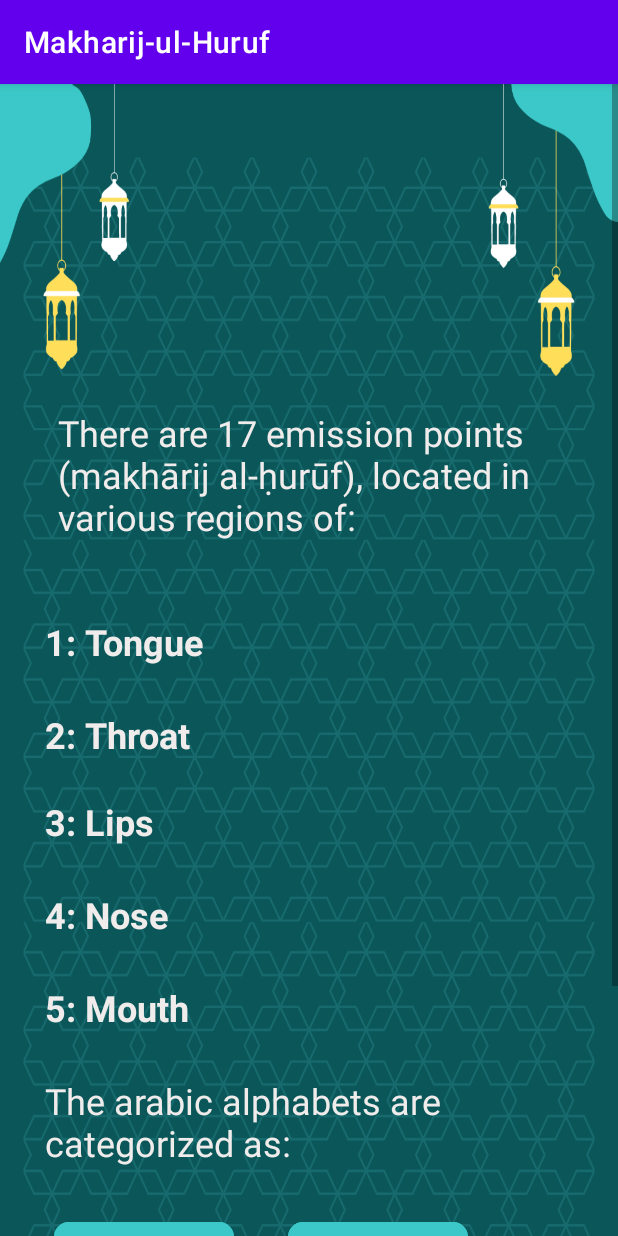
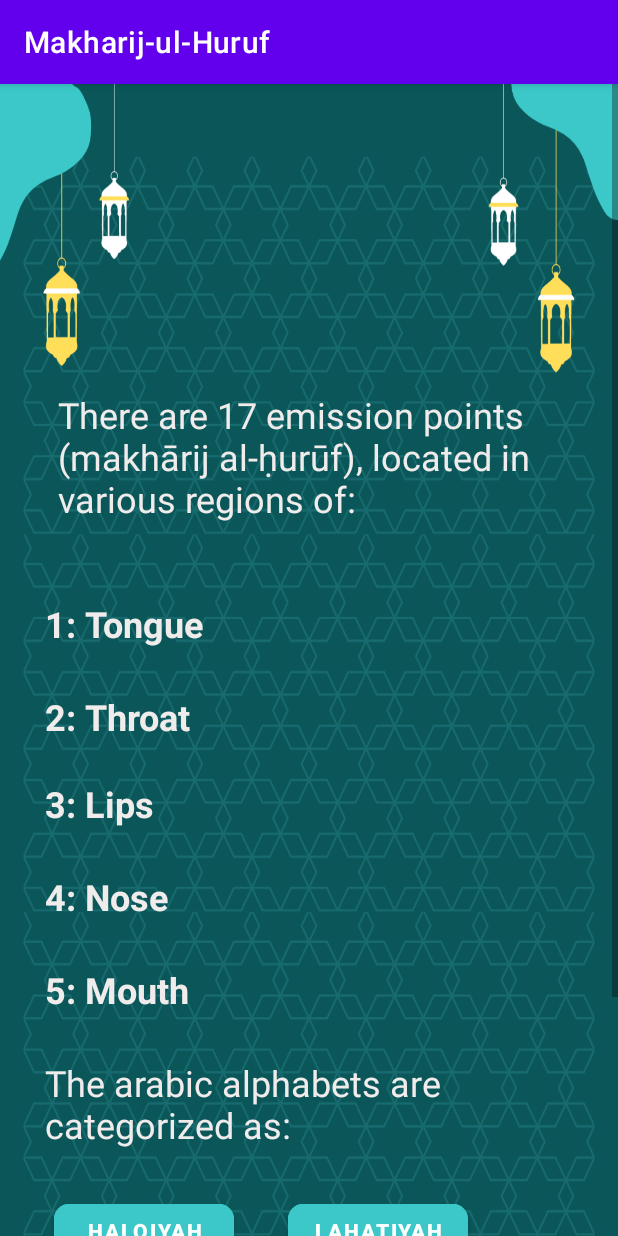
Before and after one commit to abdul-hanan-1/Makharij-ul-Huruf, an Android app: the learn screen opened directly, with no data from a screen before it, on a phone screen of 412 x 824 dp. Run offline under Robolectric (Android 15) with nearby library versions, the phone set to English and light mode, and no system bars; Roboto replaces fonts that are not available here.

Commit message:
fixed learn view

```diff
--- a/app/src/main/java/com/example/makharij_ul_huruf/result.java
+++ b/app/src/main/java/com/example/makharij_ul_huruf/result.java
@@ -79,8 +79,6 @@ public class result extends AppCompatActivity {
         outState.putString("finalscore",tv3.getText().toString());
         outState.putInt("sharescore",sharescore);
 
-
-
     }
 
     @Override
--- a/app/src/main/res/layout/activity_learn.xml
+++ b/app/src/main/res/layout/activity_learn.xml
@@ -34,7 +34,7 @@
             android:id="@+id/name"
             android:layout_width="334dp"
             android:layout_height="123dp"
-            android:layout_marginTop="216dp"
+            android:layout_marginTop="204dp"
             android:fontFamily="@font/allerta"
             android:text="There are 17 emission points (makhārij al-ḥurūf), located in various regions of: "
             android:textAppearance="?android:attr/textAppearanceLarge"
@@ -188,7 +188,7 @@
             android:textStyle="bold"
             app:cornerRadius="10dp"
             app:layout_constraintEnd_toEndOf="parent"
-            app:layout_constraintHorizontal_bias="0.37"
+            app:layout_constraintHorizontal_bias="0.407"
             app:layout_constraintStart_toStartOf="parent"
             app:layout_constraintTop_toBottomOf="@+id/b4" />
 
```
